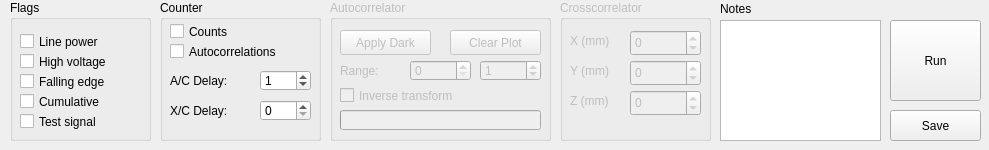
ahp-electronics/xc-gui, file line.ui: the form before one commit.
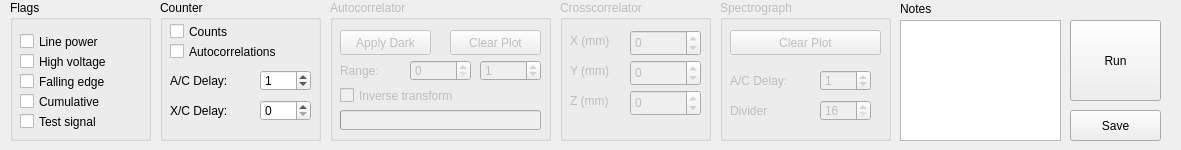
The form after the commit.

Commit message: Added Spectrograph mode

```diff
--- a/line.ui
+++ b/line.ui
@@ -6,7 +6,7 @@
    <rect>
     <x>0</x>
     <y>0</y>
-    <width>989</width>
+    <width>1181</width>
     <height>150</height>
    </rect>
   </property>
@@ -298,7 +298,7 @@
   <widget class="QPushButton" name="Run">
    <property name="geometry">
     <rect>
-     <x>890</x>
+     <x>1070</x>
      <y>20</y>
      <width>91</width>
      <height>81</height>
@@ -426,7 +426,7 @@
   <widget class="QPushButton" name="Save">
    <property name="geometry">
     <rect>
-     <x>890</x>
+     <x>1070</x>
      <y>110</y>
      <width>91</width>
      <height>31</height>
@@ -439,7 +439,7 @@
   <widget class="QPlainTextEdit" name="Notes">
    <property name="geometry">
     <rect>
-     <x>720</x>
+     <x>900</x>
      <y>20</y>
      <width>161</width>
      <height>121</height>
@@ -449,7 +449,7 @@
   <widget class="QLabel" name="label">
    <property name="geometry">
     <rect>
-     <x>720</x>
+     <x>900</x>
      <y>0</y>
      <width>67</width>
      <height>17</height>
@@ -459,6 +459,93 @@
     <string>Notes</string>
    </property>
   </widget>
+  <widget class="QGroupBox" name="Spectrograph">
+   <property name="enabled">
+    <bool>false</bool>
+   </property>
+   <property name="geometry">
+    <rect>
+     <x>720</x>
+     <y>0</y>
+     <width>171</width>
+     <height>141</height>
+    </rect>
+   </property>
+   <property name="title">
+    <string>Spectrograph</string>
+   </property>
+   <widget class="QSpinBox" name="Delay">
+    <property name="geometry">
+     <rect>
+      <x>100</x>
+      <y>70</y>
+      <width>51</width>
+      <height>21</height>
+     </rect>
+    </property>
+    <property name="value">
+     <number>1</number>
+    </property>
+   </widget>
+   <widget class="QLabel" name="label_9">
+    <property name="geometry">
+     <rect>
+      <x>10</x>
+      <y>70</y>
+      <width>71</width>
+      <height>21</height>
+     </rect>
+    </property>
+    <property name="text">
+     <string>A/C Delay:</string>
+    </property>
+   </widget>
+   <widget class="QLabel" name="label_10">
+    <property name="geometry">
+     <rect>
+      <x>10</x>
+      <y>100</y>
+      <width>71</width>
+      <height>21</height>
+     </rect>
+    </property>
+    <property name="text">
+     <string>Divider</string>
+    </property>
+   </widget>
+   <widget class="QSpinBox" name="Divider">
+    <property name="geometry">
+     <rect>
+      <x>100</x>
+      <y>100</y>
+      <width>51</width>
+      <height>21</height>
+     </rect>
+    </property>
+    <property name="minimum">
+     <number>16</number>
+    </property>
+    <property name="maximum">
+     <number>2048</number>
+    </property>
+    <property name="value">
+     <number>16</number>
+    </property>
+   </widget>
+   <widget class="QPushButton" name="Clear_1">
+    <property name="geometry">
+     <rect>
+      <x>10</x>
+      <y>30</y>
+      <width>151</width>
+      <height>25</height>
+     </rect>
+    </property>
+    <property name="text">
+     <string>Clear Plot</string>
+    </property>
+   </widget>
+  </widget>
  </widget>
  <resources/>
  <connections/>
```
The commit also changes 6 other files.
